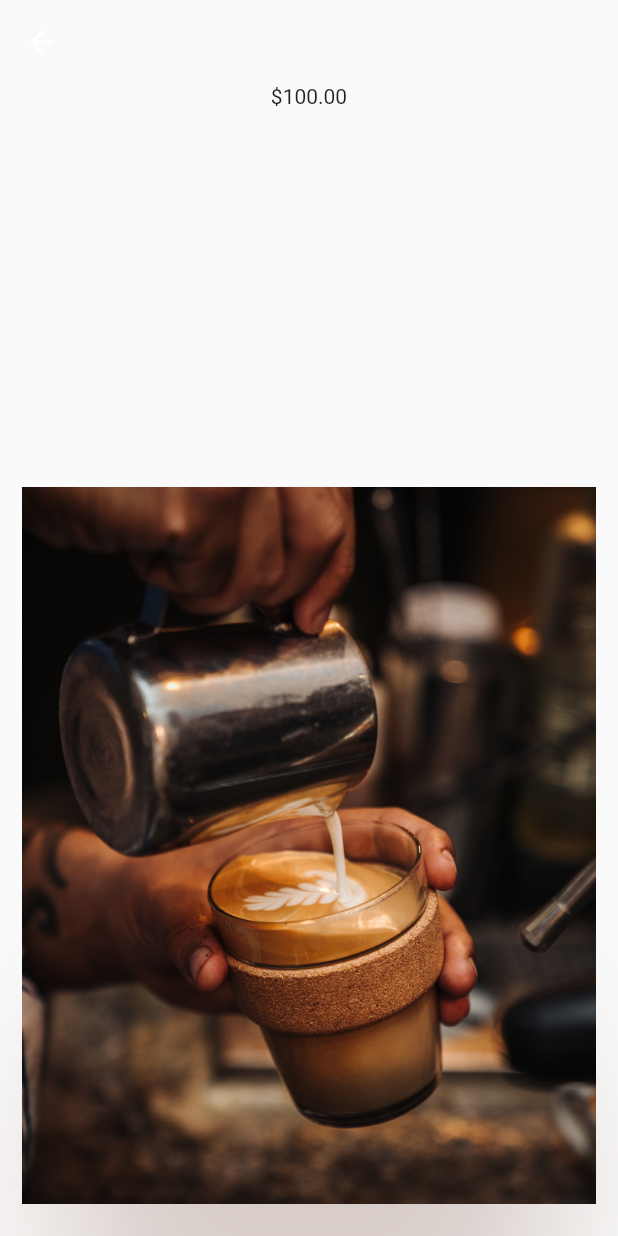
After one commit to jinhan38/pood.test, a Flutter app: the CoffeeConceptList screen opened by its route, on a phone screen of 412 x 824 dp. The commit adds this screen. Run offline on Flutter 3.47's test engine with Material 2 defaults, Android fonts, the phone set to English and light mode, and no system bars; our stand-ins replace dio, fluttertoast, freezed_annotation, get, sprintf; missing offline and left inert: dart:ffi.

Commit message:
animation 개발중 1, 카트 repository 개발중

```diff
--- /dev/null
+++ b/lib/animation/coffee/Coffee.dart
@@ -0,0 +1,35 @@
+import 'dart:math';
+
+import 'package:flutter/material.dart';
+
+final random = Random();
+final coffees = List.generate(
+    _names.length,
+    (index) => Coffee(
+        name: _names[index],
+        image: 'assets/coffee_${index + 1}.jpg',
+        price: _doubleInRange[index]));
+
+class Coffee {
+  Coffee({
+    required this.name,
+    required this.image,
+    required this.price,
+  });
+
+  final String name;
+  final String image;
+  final double price;
+}
+
+// double _doubleInRange(Random source, num start, num end) =>
+//     source.nextDouble() * (end - start) + start;
+
+List<double> _doubleInRange = [100,200,300,400];
+
+final _names = [
+  '아메리카노',
+  '라떼',
+  '프라푸치노',
+  "스무디",
+];
--- /dev/null
+++ b/lib/animation/coffee/CoffeeConceptList.dart
@@ -0,0 +1,118 @@
+import 'package:flutter/material.dart';
+import 'package:pood/animation/coffee/Coffee.dart';
+
+class CoffeeConceptList extends StatefulWidget {
+  @override
+  _CoffeeConceptListState createState() => _CoffeeConceptListState();
+}
+
+class _CoffeeConceptListState extends State<CoffeeConceptList> {
+  ///viewportFraction 값을 pageView의 controller에 넣음으로써
+  ///pageview에 있는이미지들의 사이즈를 줄일 수 있다. 1 = 원본
+  final _pageCoffeeController = PageController(
+    viewportFraction: 0.35,
+  );
+
+  double _currentPage = 0.0;
+
+  void _coffeeScrollListener() {
+    setState(() {
+      _currentPage = _pageCoffeeController.page!;
+    });
+  }
+
+  @override
+  void initState() {
+    _pageCoffeeController.addListener(_coffeeScrollListener);
+    super.initState();
+  }
+
+  @override
+  void dispose() {
+    _pageCoffeeController.removeListener(_coffeeScrollListener);
+    _pageCoffeeController.dispose();
+    super.dispose();
+  }
+
+  @override
+  Widget build(BuildContext context) {
+    final size = MediaQuery.of(context).size;
+    return Scaffold(
+      appBar: AppBar(
+        elevation: 0,
+        backgroundColor: Colors.transparent,
+      ),
+      body: Stack(
+        children: [
+          Positioned(
+              left: 20,
+              right: 20,
+              bottom: -size.height / 2 * 0.22,
+              height: size.height * 0.3,
+              child: DecoratedBox(
+                decoration: BoxDecoration(shape: BoxShape.circle, boxShadow: [
+                  BoxShadow(
+                    color: Colors.brown.shade100,
+                    blurRadius: 90,
+                    offset: Offset.zero,
+                    spreadRadius: 45,
+                  )
+                ]),
+              )),
+          Transform.scale(
+            scale: 2,
+            alignment: Alignment.bottomCenter,
+            child: PageView.builder(
+                controller: _pageCoffeeController,
+                scrollDirection: Axis.vertical,
+                itemCount: coffees.length + 1,
+                itemBuilder: (context, index) {
+                  if (index == 0) {
+                    return const SizedBox.shrink();
+                  }
+                  final coffee = coffees[index - 1];
+                  final result = _currentPage - index + 1;
+
+                  final value = -0.4 * result + 1;
+                  final translate = size.height / 2.6 * (1 - value).abs();
+                  final opacity = value.clamp(0.0, 1.0);
+                  // 2 -> 0.2
+                  // 1 -> 0.6
+                  // 0 -> 1.0
+                  return Padding(
+                    padding: const EdgeInsets.only(bottom: 30),
+                    child: Transform(
+                        alignment: Alignment.bottomCenter,
+                        transform: Matrix4.identity()
+                          ..setEntry(3, 2, 0.001)
+                          ..translate(0.0, translate)
+                          ..scale(value),
+                        child: Opacity(
+                            opacity: opacity,
+                            child: Image.asset(
+                              coffee.image,
+                              fit: BoxFit.fitHeight,
+                            ))),
+                  );
+                }),
+          ),
+          Positioned(
+            left: 0,
+            right: 0,
+            top: 0,
+            height: 100,
+            child: Column(
+              children: [
+                // if(coffees.length -1 >= _currentPage.toInt()){
+                //
+                // }
+                Text(
+                    "\$${coffees[coffees.length - 1 >= _currentPage.toInt() ? _currentPage.toInt() : coffees.length - 1].price.toStringAsFixed(2)}")
+              ],
+            ),
+          ),
+        ],
+      ),
+    );
+  }
+}
--- a/lib/router/RoutePage.dart
+++ b/lib/router/RoutePage.dart
@@ -1,4 +1,5 @@
 import 'package:get/get.dart';
+import 'package:pood/animation/coffee/CoffeeConceptList.dart';
 import 'package:pood/binding/HomeScreenControllerBinding.dart';
 import 'package:pood/binding/NavigationScreenControllerBinding.dart';
 import 'package:pood/screen/home/HomeScreen.dart';
@@ -24,10 +25,19 @@ class RoutePage {
       transition: Transition.rightToLeft,
       binding: HomeScreenControllerBinding(),
     ),
+    GetPage(
+      name: COFFEE,
+      page: () => CoffeeConceptList(),
+      transition: Transition.rightToLeft,
+    ),
   ];
 
   static const String NAVIGATION_ROUTE = "/navigation";
   static const String HOME_ROUTE = "/home";
 
 
+
+
+  static const String COFFEE = "/coffee";
+
 }
--- a/lib/screen/navigation/NavigationScreen.dart
+++ b/lib/screen/navigation/NavigationScreen.dart
@@ -29,7 +29,12 @@ class _NavigationScreenState extends State<NavigationScreen> {
                 onPressed: () {
                   RoutePage.movePage(RoutePage.HOME_ROUTE);
                 },
-                child: Text("Home으로 이동"))
+                child: Text("Home으로 이동")),
+            ElevatedButton(
+                onPressed: () {
+                  RoutePage.movePage(RoutePage.COFFEE);
+                },
+                child: Text("Animation")),
           ],
         ),
       ),
--- a/pubspec.yaml
+++ b/pubspec.yaml
@@ -57,10 +57,8 @@ flutter:
 
   uses-material-design: true
 
-  # To add assets to your application, add an assets section, like this:
-  # assets:
-  #   - images/a_dot_burr.jpeg
-  #   - images/a_dot_ham.jpeg
+  assets:
+    - assets/
 
   # An image asset can refer to one or more resolution-specific "variants", see
   # https://flutter.dev/assets-and-images/#resolution-aware.
```
Also changed, not shown: assets/coffee_1.jpg (added), assets/coffee_2.jpg (added), assets/coffee_3.jpg (added), assets/coffee_4.jpg (added), pubspec.lock.
